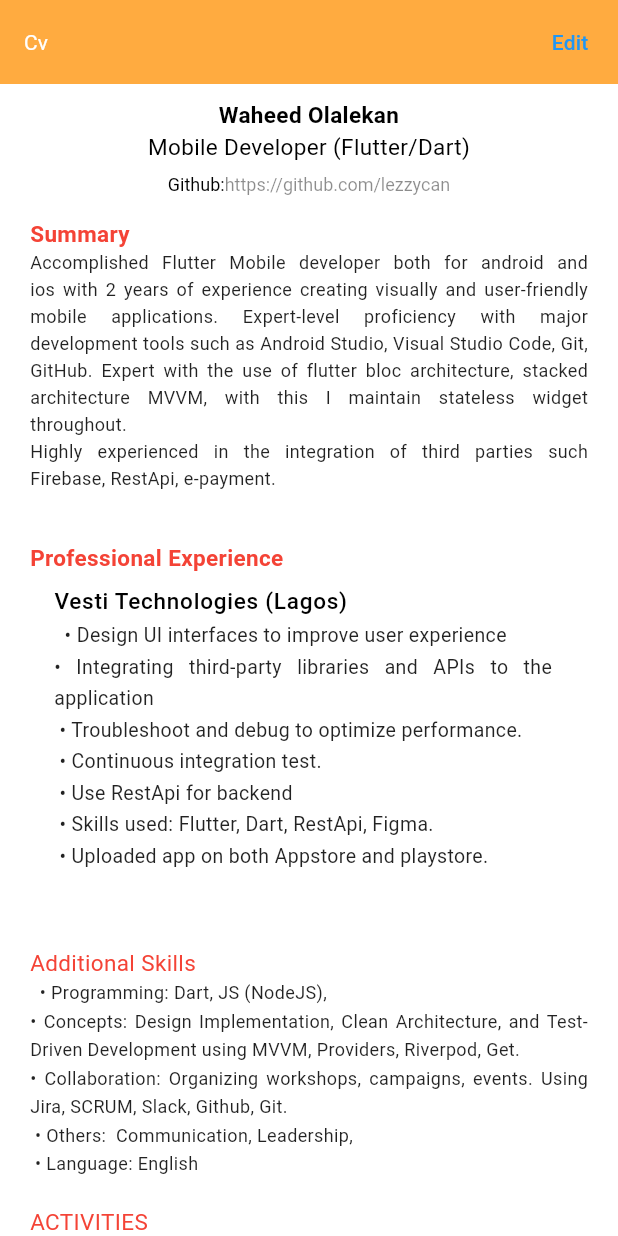
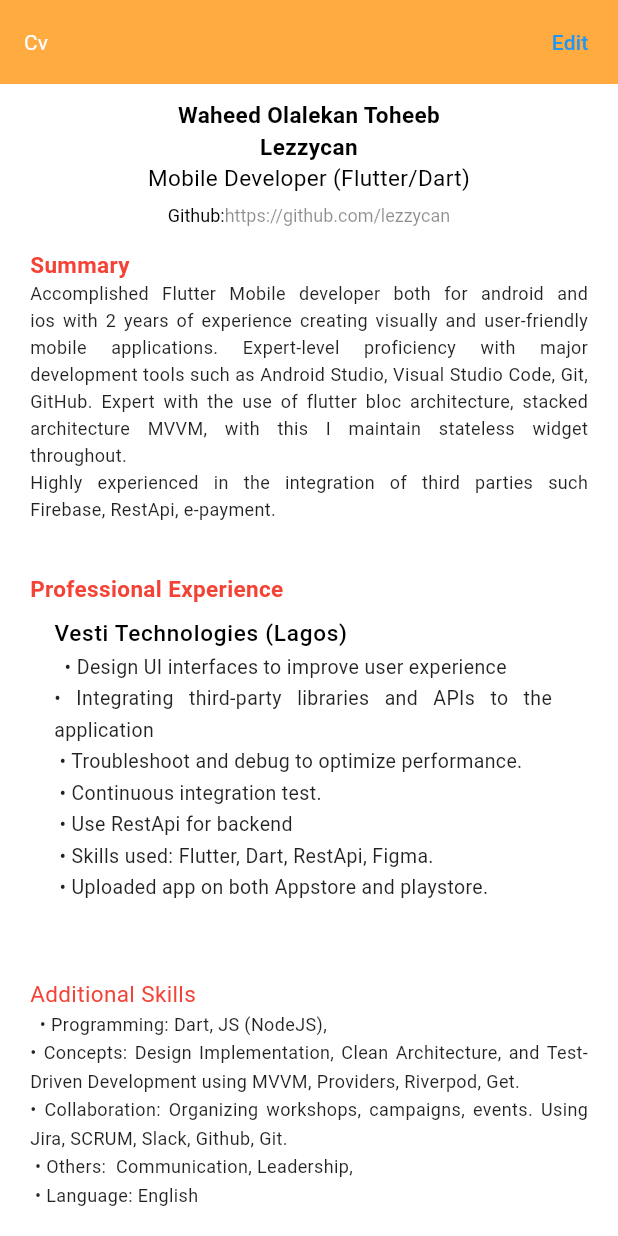
Before and after one commit to lezzycan/HngTask2, a Flutter app: the screen it shows after launch, on a phone screen of 412 x 824 dp. Run offline on Flutter 3.47's test engine with Material 2 defaults, Android fonts, the light colour scheme and no system bars.

Commit message:
added slack username

```diff
--- a/lib/src/views/home_page.dart
+++ b/lib/src/views/home_page.dart
@@ -82,6 +82,11 @@ class _HomePageState extends State<HomePage> {
         children: [
           AppText(
             name: name,
+            align: TextAlign.center,
+            fontWeight: FontWeight.w600,
+          ),
+          const AppText(
+            name: 'Lezzycan',
             align: TextAlign.center,
             fontWeight: FontWeight.w600,
           ),
@@ -201,7 +206,7 @@ class AppText extends StatelessWidget {
   @override
   Widget build(BuildContext context) {
     return Text(
-      name ?? 'Waheed Olalekan',
+      name ?? 'Waheed Olalekan Toheeb',
       textAlign: align,
       style: AppConstants.getStyle(15, color ?? Colors.black)
           .copyWith(fontWeight: fontWeight),
```
